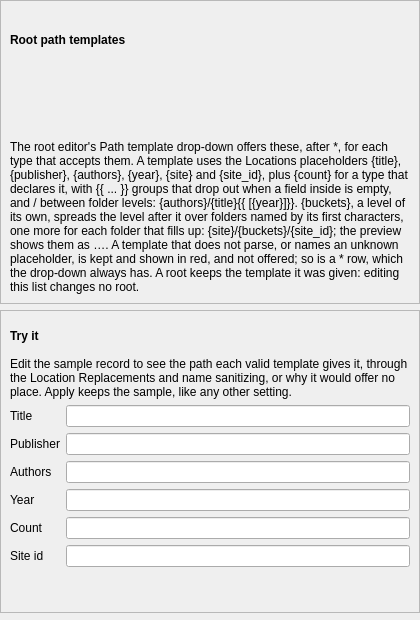
Above: packages/rehuco-agent/src/rehuco_agent/settings/ui/root_layout_templates_page.ui from borco/rehuco before the change. Below: the same form after it.
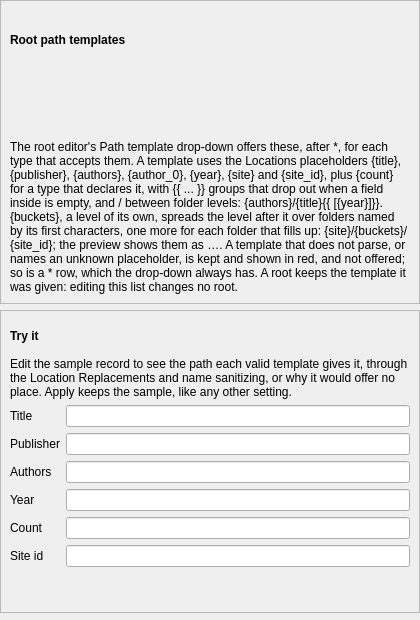
That is the form after the change. Custom widgets are drawn as their Qt base class.

```diff
--- a/packages/rehuco-agent/src/rehuco_agent/settings/ui/root_layout_templates_page.ui
+++ b/packages/rehuco-agent/src/rehuco_agent/settings/ui/root_layout_templates_page.ui
@@ -54,7 +54,7 @@
       <item>
        <widget class="WrappingLabel" name="templates_note_label">
         <property name="text">
-         <string>The root editor's Path template drop-down offers these, after *, for each type that accepts them. A template uses the Locations placeholders {title}, {publisher}, {authors}, {year}, {site} and {site_id}, plus {count} for a type that declares it, with {{ ... }} groups that drop out when a field inside is empty, and / between folder levels: {authors}/{title}{{ [{year}]}}. {buckets}, a level of its own, spreads the level after it over folders named by its first characters, one more for each folder that fills up: {site}/{buckets}/{site_id}; the preview shows them as …. A template that does not parse, or names an unknown placeholder, is kept and shown in red, and not offered; so is a * row, which the drop-down always has. A root keeps the template it was given: editing this list changes no root.</string>
+         <string>The root editor's Path template drop-down offers these, after *, for each type that accepts them. A template uses the Locations placeholders {title}, {publisher}, {authors}, {author_0}, {year}, {site} and {site_id}, plus {count} for a type that declares it, with {{ ... }} groups that drop out when a field inside is empty, and / between folder levels: {authors}/{title}{{ [{year}]}}. {buckets}, a level of its own, spreads the level after it over folders named by its first characters, one more for each folder that fills up: {site}/{buckets}/{site_id}; the preview shows them as …. A template that does not parse, or names an unknown placeholder, is kept and shown in red, and not offered; so is a * row, which the drop-down always has. A root keeps the template it was given: editing this list changes no root.</string>
         </property>
         <property name="wordWrap">
          <bool>true</bool>
```
